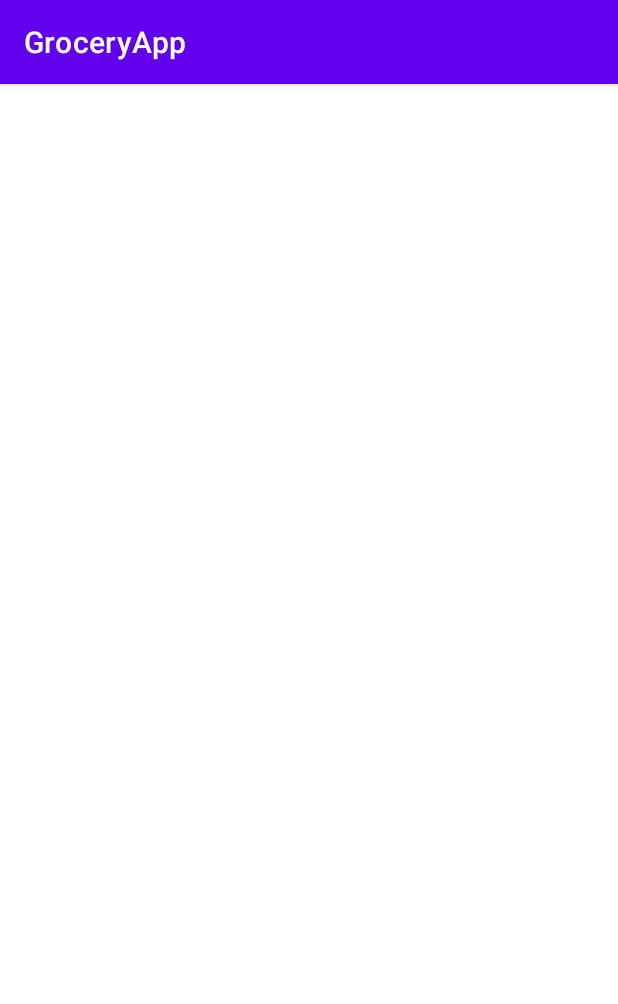
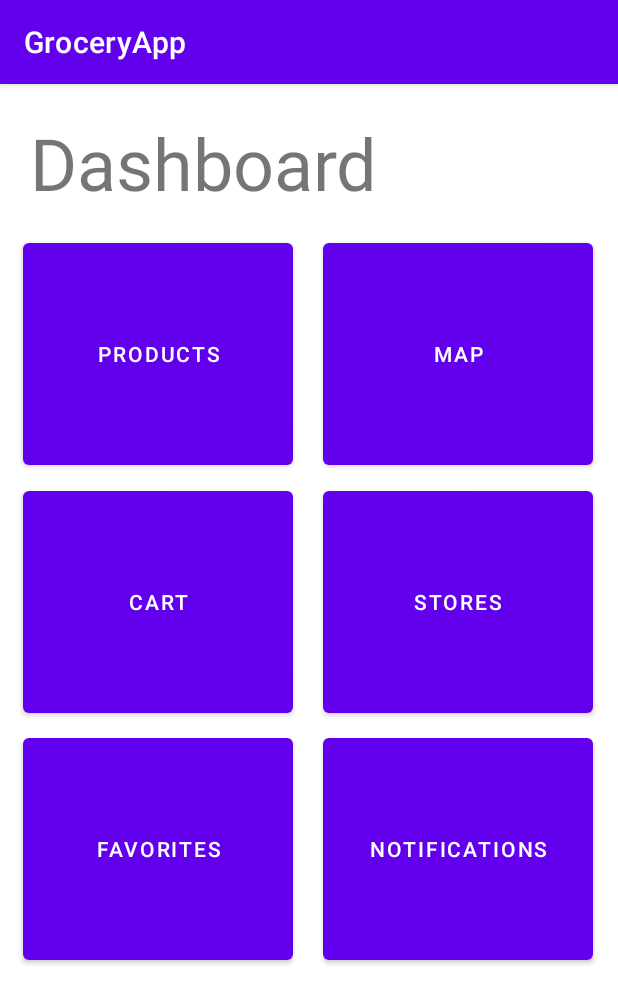
Before and after one commit to Tim1245/GroceryApp, an Android app: the screen it shows after launch (MainActivity), on a phone screen of 412 x 824 dp. Shown: the top 1004 px of the screen. Run offline under Robolectric (Android 15) with nearby library versions, the light colour scheme and no system bars.

Commit message:
New update

```diff
--- a/app/src/main/AndroidManifest.xml
+++ b/app/src/main/AndroidManifest.xml
@@ -14,6 +14,9 @@
         android:theme="@style/Theme.GroceryApp"
         tools:targetApi="31">
         <activity
+            android:name=".ReadDatabase"
+            android:exported="false"/>
+        <activity
             android:name=".MainActivity"
             android:exported="true">
             <intent-filter>
--- a/app/src/main/java/com/example/groceryapp/MainActivity.java
+++ b/app/src/main/java/com/example/groceryapp/MainActivity.java
@@ -7,65 +7,30 @@ import android.widget.Button;
 import android.widget.EditText;
 import android.widget.TextView;
 
-import androidx.annotation.NonNull;
 import androidx.appcompat.app.AppCompatActivity;
 
-import com.google.firebase.database.DataSnapshot;
-import com.google.firebase.database.DatabaseError;
-import com.google.firebase.database.DatabaseReference;
-import com.google.firebase.database.FirebaseDatabase;
-
-
-import android.content.Intent;
-import android.os.Bundle;
-import android.view.View;
-import android.widget.Button;
-import android.widget.EditText;
-import android.widget.TextView;
-
-import androidx.annotation.NonNull;
-import androidx.appcompat.app.AppCompatActivity;
-import androidx.recyclerview.widget.LinearLayoutManager;
-import androidx.recyclerview.widget.RecyclerView;
-
-import com.firebase.ui.database.FirebaseRecyclerOptions;
-import com.google.firebase.database.DataSnapshot;
-import com.google.firebase.database.DatabaseError;
-import com.google.firebase.database.DatabaseReference;
-import com.google.firebase.database.FirebaseDatabase;
-
 public class MainActivity extends AppCompatActivity {
-    RecyclerView recyclerView;
-    MainAdapter mainAdapter;
+    private EditText input;
+    private TextView textView;
     // Get the database instance and store into object
     @Override
     protected void onCreate(Bundle savedInstanceState) {
         super.onCreate(savedInstanceState);
-        setContentView(R.layout.activity_main);
+        setContentView(R.layout.homepagenew);
+        Button btnRead = findViewById(R.id.btnRead);
 
-        recyclerView = findViewById(R.id.rv);
-        recyclerView.setLayoutManager(new LinearLayoutManager(this));
+        btnRead.setOnClickListener(new View.OnClickListener() {
+            @Override
+            public void onClick(View view) {
+                OpenActivity();
+            }
+        });
 
 
-        FirebaseRecyclerOptions<MainModel> options=
-                new FirebaseRecyclerOptions.Builder<MainModel>()
-                        .setQuery(FirebaseDatabase.getInstance().getReference().child("Test"), MainModel.class)
-                        .build();
-
-        mainAdapter = new MainAdapter(options);
-        recyclerView.setAdapter(mainAdapter);
 
     }
-
-    @Override
-    protected void onStart() {
-        super.onStart();
-        mainAdapter.startListening();
-    }
-
-    @Override
-    protected void onStop() {
-        super.onStop();
-        mainAdapter.stopListening();
+    public void OpenActivity(){
+        Intent intent = new Intent(this, ReadDatabase.class);
+        startActivity(intent);
     }
 }
--- /dev/null
+++ b/app/src/main/res/layout/homepagenew.xml
@@ -0,0 +1,64 @@
+<?xml version="1.0" encoding="utf-8"?>
+<RelativeLayout xmlns:android="http://schemas.android.com/apk/res/android"
+    xmlns:app="http://schemas.android.com/apk/res-auto"
+    xmlns:tools="http://schemas.android.com/tools"
+    android:layout_width="match_parent"
+    android:layout_height="match_parent">
+
+    <Button
+        android:id="@+id/btnNotification"
+        android:layout_width="180dp"
+        android:layout_height="160dp"
+        android:layout_marginLeft="215dp"
+        android:layout_marginTop="430dp"
+        android:text="Notifications" />
+
+    <Button
+        android:id="@+id/button7"
+        android:layout_width="180dp"
+        android:layout_height="160dp"
+        android:layout_marginLeft="15dp"
+        android:layout_marginTop="430dp"
+        android:text="Favorites" />
+
+    <Button
+        android:id="@+id/btnCart"
+        android:layout_width="180dp"
+        android:layout_height="160dp"
+        android:layout_marginTop="265dp"
+        android:layout_marginLeft="15dp"
+        android:text="Cart" />
+
+    <Button
+        android:id="@+id/btnStore"
+        android:layout_width="180dp"
+        android:layout_height="160dp"
+        android:layout_marginLeft="215dp"
+        android:layout_marginTop="265dp"
+        android:text="Stores" />
+
+    <Button
+        android:id="@+id/btnRead"
+        android:layout_width="180dp"
+        android:layout_height="160dp"
+        android:layout_marginLeft="15dp"
+        android:layout_marginTop="100dp"
+        android:text="Products" />
+
+    <Button
+        android:id="@+id/btnMap"
+        android:layout_width="180dp"
+        android:layout_height="160dp"
+        android:layout_marginLeft="215dp"
+        android:layout_marginTop="100dp"
+        android:text="Map" />
+
+    <TextView
+        android:id="@+id/textView2"
+        android:layout_width="283dp"
+        android:layout_height="67dp"
+        android:layout_marginLeft="20dp"
+        android:layout_marginTop="20dp"
+        android:text="Dashboard"
+        android:textSize="48sp" />
+</RelativeLayout>
```
Also changed, not shown: app/src/main/java/com/example/groceryapp/ReadDatabase.java (added, +71 -0 lines), app/src/main/res/layout/activity_main.xml (+22 -0 lines).
